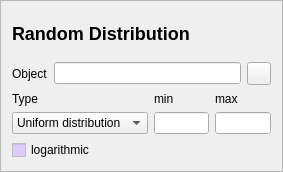
First picture: the form in copasi/UI/CScanWidgetRandom.ui, repository copasi/COPASI, before the edit.
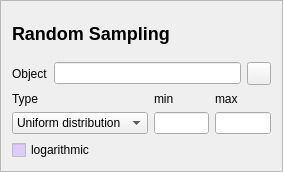
Second picture: the form after the edit.

Commit message: Fixed Bug 2062: Renamed to "Random Sampling"

```diff
--- a/copasi/UI/CScanWidgetRandom.ui
+++ b/copasi/UI/CScanWidgetRandom.ui
@@ -120,7 +120,7 @@
       <item>
        <widget class="QLabel" name="labelTitle">
         <property name="text">
-         <string>&lt;h2&gt;Random Distribution&lt;/h2&gt;</string>
+         <string>&lt;h2&gt;Random Sampling&lt;/h2&gt;</string>
         </property>
         <property name="wordWrap">
          <bool>false</bool>
```
Left out of the diff: 2 changed lines with no effect on the pictures.
